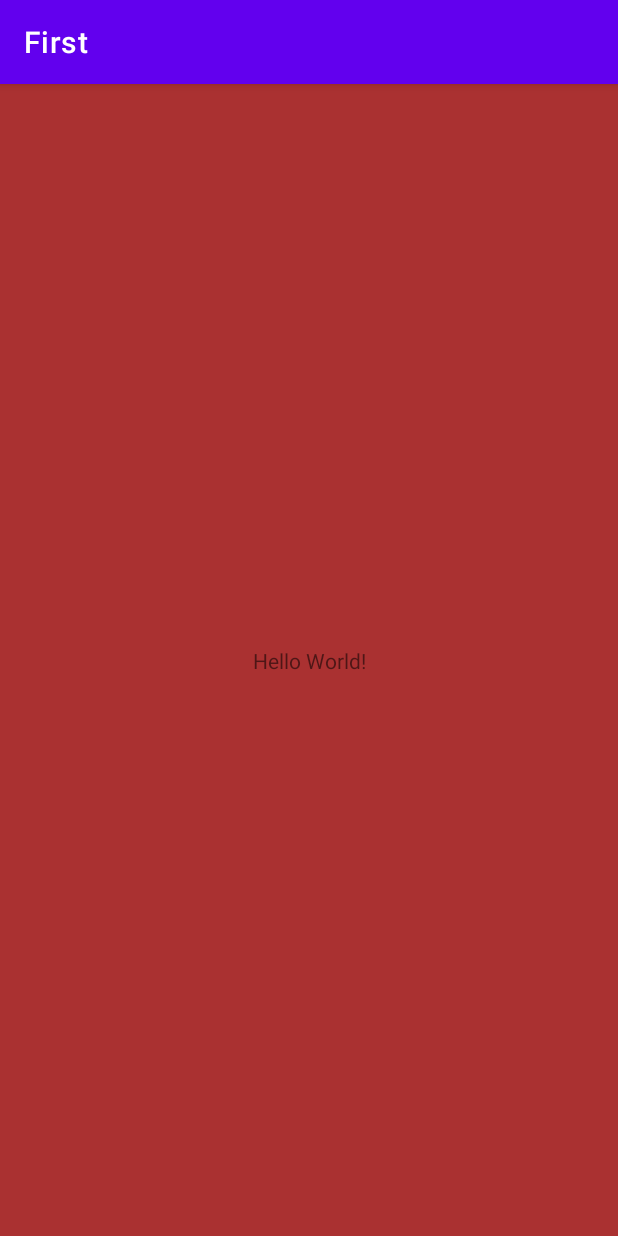
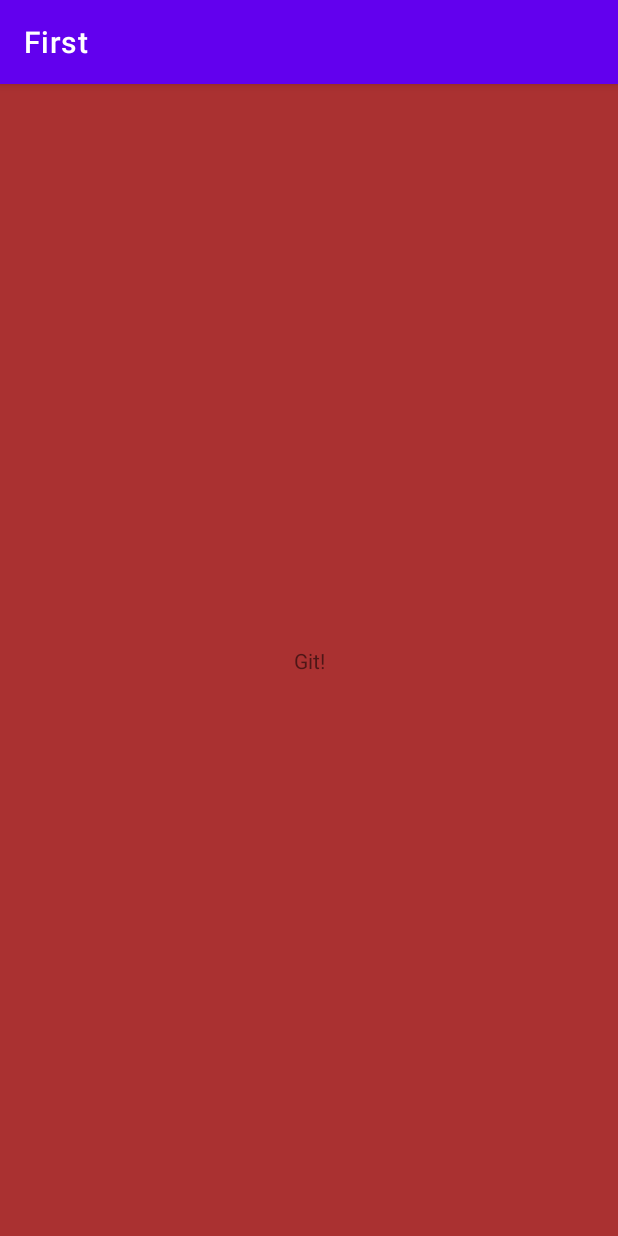
Before and after one commit to Magistr-dot/First, an Android app: the screen it shows after launch (MainActivity), on a phone screen of 412 x 824 dp. Run offline under Robolectric (Android 15) with nearby library versions, the phone set to English and light mode, and no system bars.

```diff
--- a/app/src/main/res/layout/activity_main.xml
+++ b/app/src/main/res/layout/activity_main.xml
@@ -10,7 +10,7 @@
     <TextView
         android:layout_width="wrap_content"
         android:layout_height="wrap_content"
-        android:text="Hello World!"
+        android:text="Git!"
         app:layout_constraintBottom_toBottomOf="parent"
         app:layout_constraintLeft_toLeftOf="parent"
         app:layout_constraintRight_toRightOf="parent"
```
